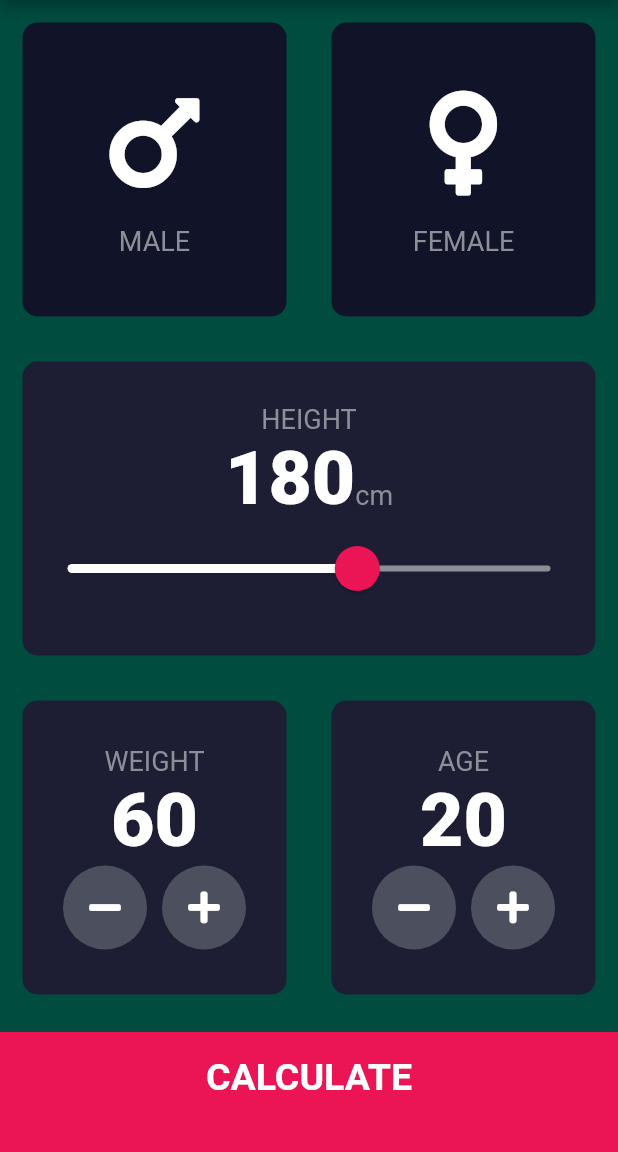
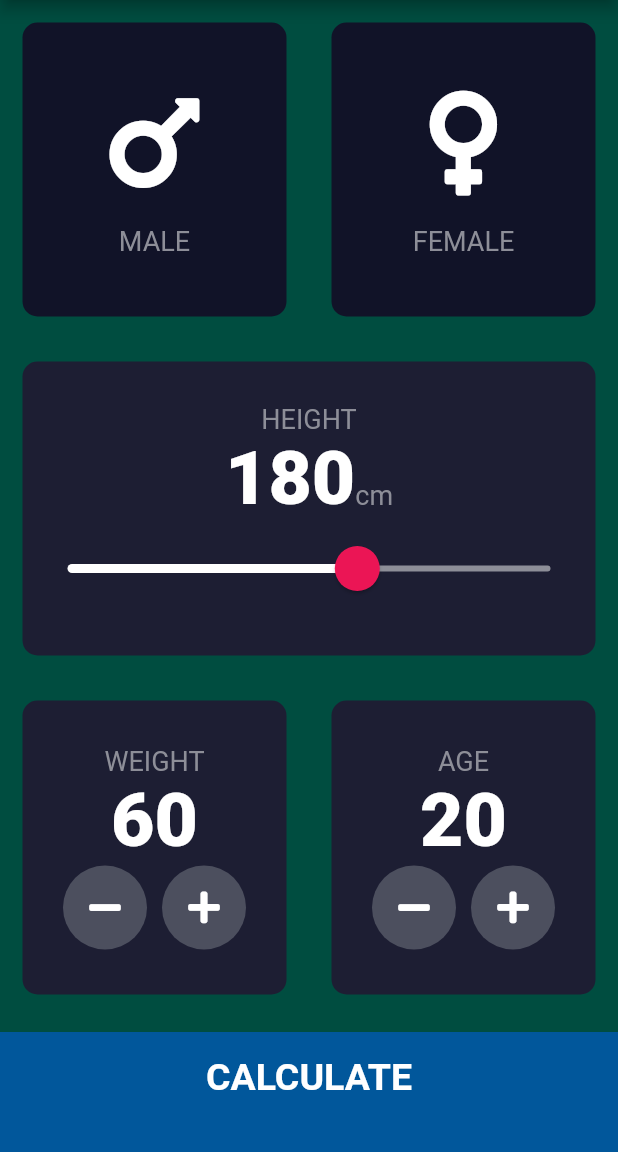
Before and after one commit to smamaHsn/BMI_Advanced_CALCULATOR_In_FLUTTER, a Flutter app: the screen it shows after launch, on a phone screen of 412 x 824 dp, the part 84-1236 px from its top. Run offline on Flutter 3.47's test engine with Material 2 defaults, Android fonts, the phone set to English and light mode, and no system bars; our stand-ins replace font_awesome_flutter.

Commit message:
Calculate button color Chnaged

```diff
--- a/lib/constants.dart
+++ b/lib/constants.dart
@@ -3,7 +3,7 @@ import 'package:flutter/material.dart';
 const kBottomContainerHeight = 80.0;
 const kActiveCardColour = Color(0xFF1D1E33);
 const kInactiveCardColour = Color(0xFF111328);
-const kBottomContainerColour = Color(0xFFEB1555);
+const kBottomContainerColour = Color(0xFF01579B);
 
 const kLabelTextStyle = TextStyle(
   fontSize: 18.0,
```
